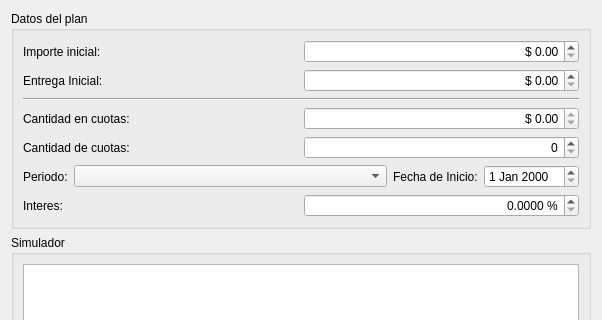
Above: trunk/plugins/cuotas/formsimularcuotasbase.ui from chungote/gestotux before the change; both pictures show x 0 to 602 and y 0 to 320 of the 602 by 655 pixel window. Below: the same form after it.
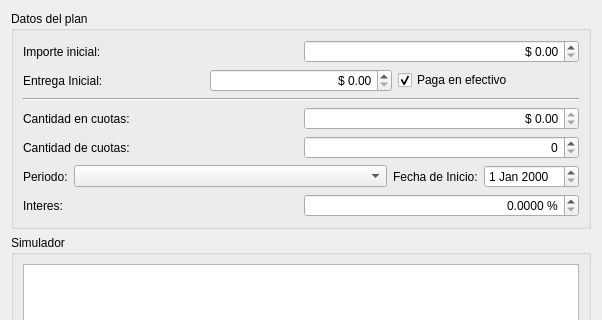
That is the form after the change. Custom widgets are drawn as their Qt base class.

Commit message: - Agregada forma de pago en el simulador de cuotas para la entrega inicial. - Agregada emision de recibo en el plan de cuotas respecto a la entrega inicial.

Diff of the .ui file:
```diff
--- a/trunk/plugins/cuotas/formsimularcuotasbase.ui
+++ b/trunk/plugins/cuotas/formsimularcuotasbase.ui
@@ -68,6 +68,16 @@
             </property>
            </widget>
           </item>
+          <item>
+           <widget class="QCheckBox" name="CkBEntregaEfectivo">
+            <property name="text">
+             <string>Paga en efectivo</string>
+            </property>
+            <property name="checked">
+             <bool>true</bool>
+            </property>
+           </widget>
+          </item>
          </layout>
         </item>
         <item>
```
The commit also changes 3 other files.
